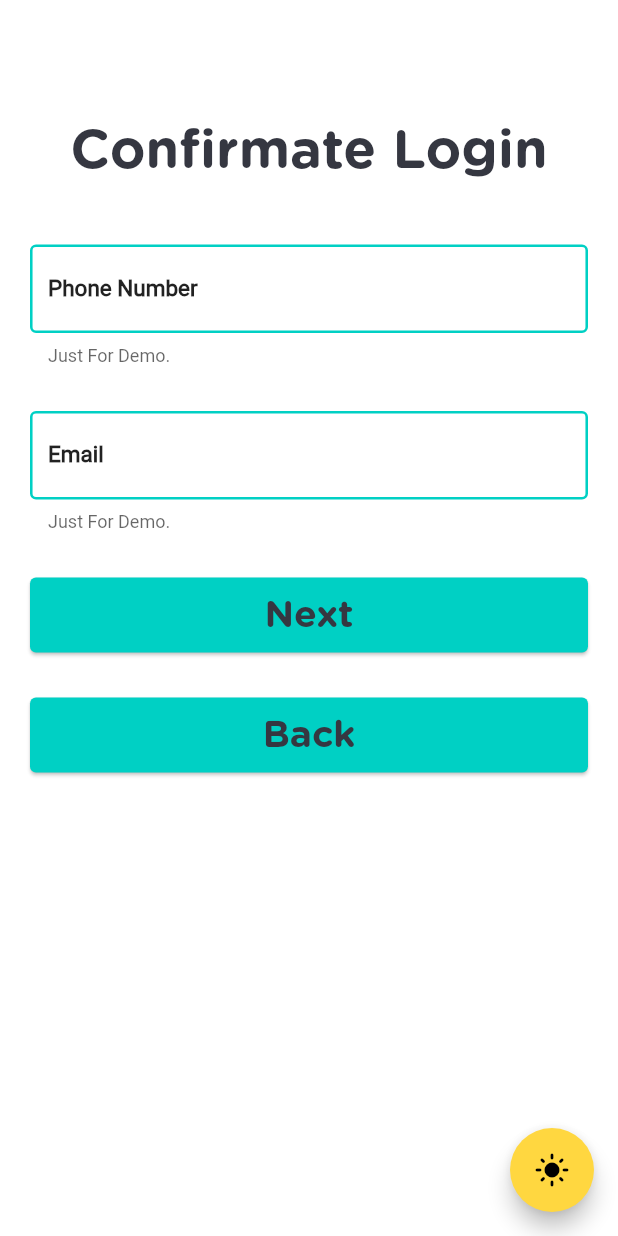
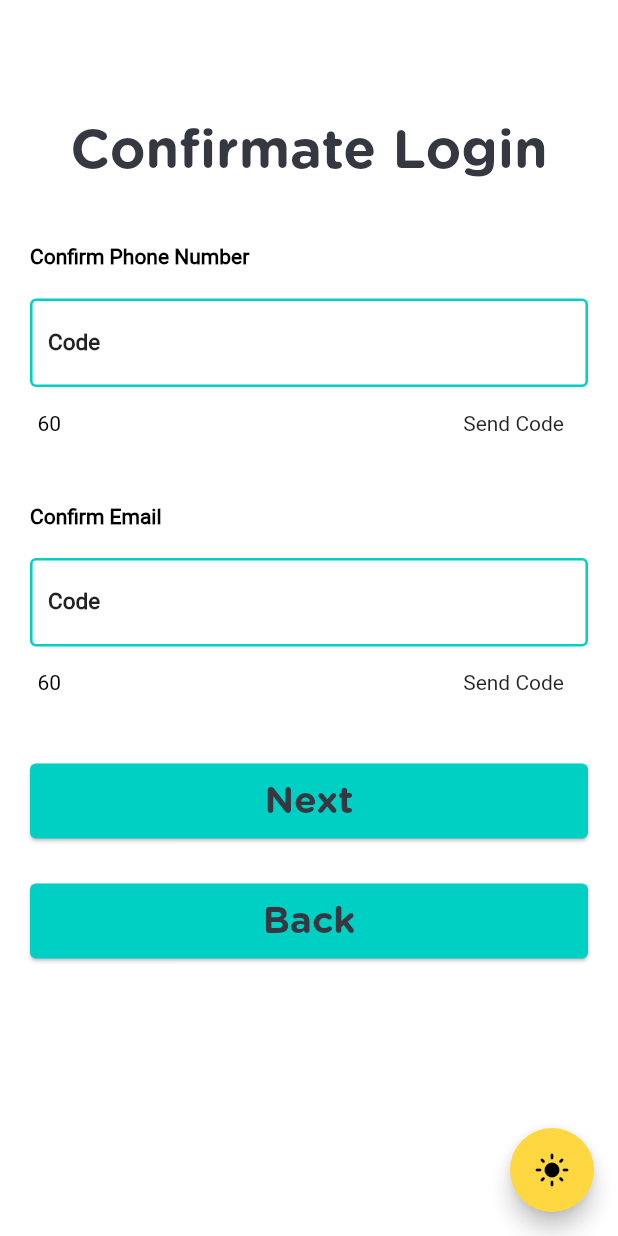
Before and after one commit to TheAbror/app_qard_wallet, a Flutter app: the ConfirmateSignOutScreen screen opened by its route, on a phone screen of 412 x 824 dp. Run offline on Flutter 3.47's test engine with Material 2 defaults, Android fonts, the phone set to English and light mode, and no system bars; our stand-ins replace get, rxdart.

Commit message:
Crear ventana de confirmacion de login

```diff
--- a/lib/presentation/screen/signout/confirmate_signout_screen.dart
+++ b/lib/presentation/screen/signout/confirmate_signout_screen.dart
@@ -1,3 +1,4 @@
+import 'package:flutter/cupertino.dart';
 import 'package:flutter/material.dart';
 import 'package:qard_wallet/main.dart';
 
@@ -56,35 +57,19 @@ class _ConfirmateSignOutScreenState extends State<ConfirmateSignOutScreen> {
                   const SizedBox(
                     height: 40,
                   ),
-                  TextFormField(
-                    obscureText: false,
-                    validator: _onValidate,
-                    onSaved: (value) => _phoneNumber = value,
-                    decoration: InputDecoration(
-                      border: OutlineInputBorder(
-                        borderSide: BorderSide(
-                          color: Theme.of(context).colorScheme.primary,
+                  Column(
+                    mainAxisAlignment: MainAxisAlignment.start,
+                    children: [
+                      Row(
+                        children: const [
+                          Text(
+                            'Confirm Phone Number',
+                            style: TextStyle(fontWeight: FontWeight.bold),
                           ),
-                      ),
-                      enabledBorder: OutlineInputBorder(
-                        borderSide: BorderSide(
-                          color: Theme.of(context).colorScheme.primary,
-                          width: 1.7,
-                        ),
-                      ),
-                      focusedBorder: OutlineInputBorder(
-                        borderSide: BorderSide(
-                          color: Theme.of(context).colorScheme.secondary,
-                          width: 1.7,
-                        ),
-                      ),
-                      helperText: 'Just For Demo.',
-                      labelText: 'Phone Number',
-                      labelStyle: Theme.of(context).textTheme.bodyText1,
-                    ),
+                        ],
                       ),
                       const SizedBox(
-                    height: 30,
+                        height: 20,
                       ),
                       TextFormField(
                         obscureText: false,
@@ -108,10 +93,78 @@ class _ConfirmateSignOutScreenState extends State<ConfirmateSignOutScreen> {
                               width: 1.7,
                             ),
                           ),
-                      helperText: 'Just For Demo.',
-                      labelText: 'Email',
+                          labelText: 'Code',
                           labelStyle: Theme.of(context).textTheme.bodyText1,
                         ),
+                      ),
+                      Row(
+                        mainAxisAlignment: MainAxisAlignment.spaceBetween,
+                        children: [
+                          Container(
+                            margin: const EdgeInsets.only(left: 5),
+                            child: const Text('60',),
+                          ),
+                          FlatButton(
+                            onPressed: () => print('hhh'), child: Text('Send Code'),)
+                        ],
+                      )
+                    ],
+                  ),
+                  const SizedBox(
+                    height: 30,
+                  ),
+                  Column(
+                    mainAxisAlignment: MainAxisAlignment.start,
+                    children: [
+                      Row(
+                        children: const [
+                          Text(
+                            'Confirm Email',
+                            style: TextStyle(fontWeight: FontWeight.bold),
+                          ),
+                        ],
+                      ),
+                      const SizedBox(
+                        height: 20,
+                      ),
+                      TextFormField(
+                        obscureText: false,
+                        validator: _onValidate,
+                        onSaved: (value) => _phoneNumber = value,
+                        decoration: InputDecoration(
+                          border: OutlineInputBorder(
+                            borderSide: BorderSide(
+                              color: Theme.of(context).colorScheme.primary,
+                            ),
+                          ),
+                          enabledBorder: OutlineInputBorder(
+                            borderSide: BorderSide(
+                              color: Theme.of(context).colorScheme.primary,
+                              width: 1.7,
+                            ),
+                          ),
+                          focusedBorder: OutlineInputBorder(
+                            borderSide: BorderSide(
+                              color: Theme.of(context).colorScheme.secondary,
+                              width: 1.7,
+                            ),
+                          ),
+                          labelText: 'Code',
+                          labelStyle: Theme.of(context).textTheme.bodyText1,
+                        ),
+                      ),
+                      Row(
+                        mainAxisAlignment: MainAxisAlignment.spaceBetween,
+                        children: [
+                          Container(
+                            margin: const EdgeInsets.only(left: 5),
+                            child: const Text('60',),
+                          ),
+                          FlatButton(
+                            onPressed: () => print('hhh'), child: Text('Send Code'),)
+                        ],
+                      )
+                    ],
                   ),
                   const SizedBox(
                     height: 30,
```
Lines whose indentation alone changed are shown as unchanged.
